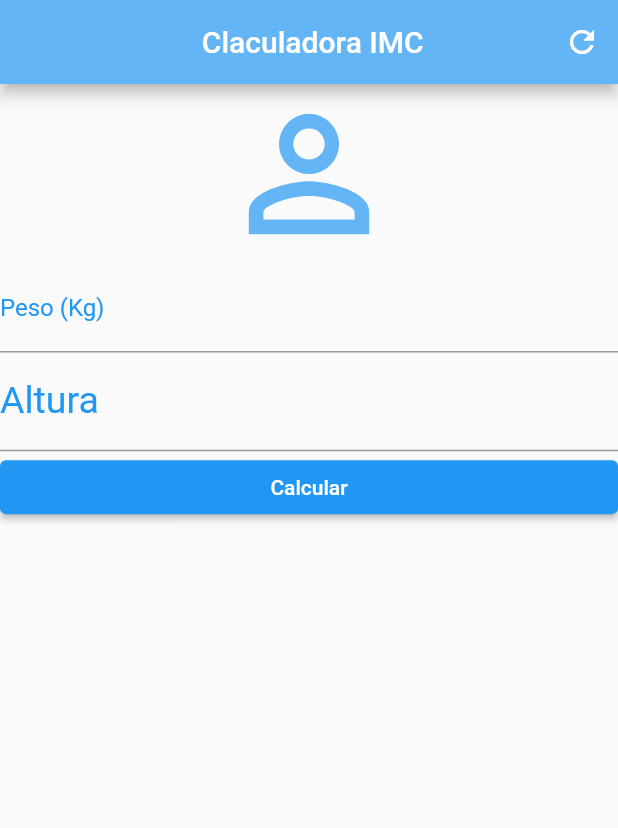
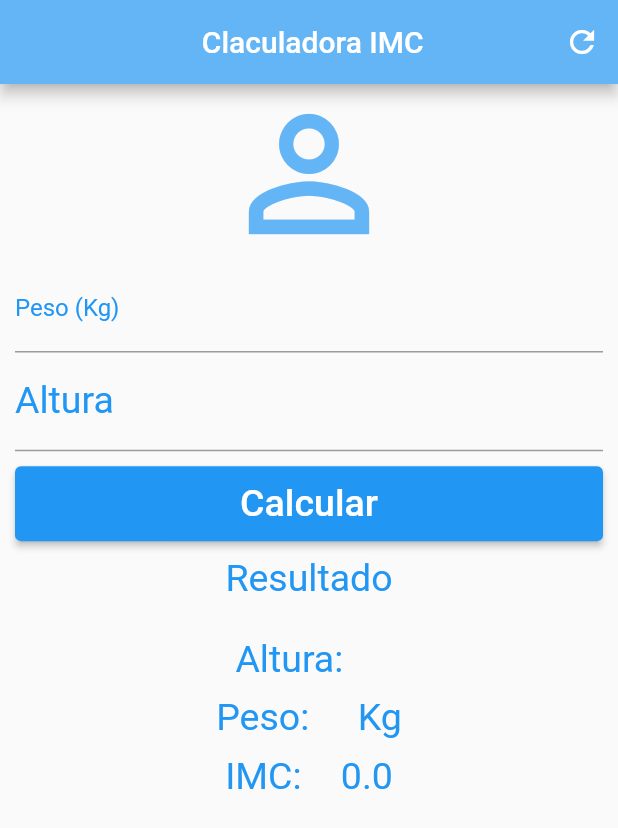
Before and after one commit to Igorgabriell32/Aplicativo-IMC, a Flutter app: the HomePage screen opened directly, after a tap on "Calcular", on a phone screen of 412 x 824 dp. Shown: the top 828 px of the screen. Run offline on Flutter 3.47's test engine with Material 2 defaults, Android fonts, the phone set to English and light mode, and no system bars; our stand-ins replace get.

Commit message:
:feat: subindo projeto

```diff
--- /dev/null
+++ b/app/lib/controller.dart
@@ -0,0 +1,38 @@
+import 'package:flutter/material.dart';
+import 'package:get/get.dart';
+import 'dart:io';
+
+class controllerIMC extends GetxController {
+  TextEditingController valorKg = TextEditingController();
+  TextEditingController valorAltura = TextEditingController();
+  Rx<double> imcfinal = 0.0.obs;
+  Rx<String> msg = ''.obs;
+
+  controllerIMC({valorKg = '0', valorAltura = 0});
+
+  calculaIMC() {
+    try {
+      double imc = 0.0;
+      double altura;
+      double peso;
+      var imcformatado = imc.toStringAsFixed(2);
+      altura = double.parse(valorAltura.text);
+      peso = double.parse(valorKg.text);
+      imc = peso / (altura * altura);
+      imcformatado = imc.toStringAsFixed(2);
+      imcfinal.value = double.parse(imcformatado);
+      if (imcfinal.value < 18.5) {
+        msg.value = 'Abaixo do peso';
+      } else if (imcfinal.value > 18.5 && imcfinal.value < 24.9) {
+        msg.value = 'Peso Normal';
+      } else if (imcfinal.value > 25 && imcfinal.value < 29.9) {
+        msg.value = 'Acima do Peso';
+      } else if (imcfinal.value > 30) {
+        msg.value = 'Obesidade';
+      }
+      update();
+    } catch (e) {
+      return e;
+    }
+  }
+}
--- a/app/lib/home.dart
+++ b/app/lib/home.dart
@@ -1,9 +1,12 @@
+import 'package:app/controller.dart';
 import 'package:flutter/material.dart';
 import 'package:flutter/src/widgets/framework.dart';
 import 'package:flutter/src/widgets/placeholder.dart';
+import 'package:get/get.dart';
 
 class HomePage extends StatelessWidget {
-  const HomePage({super.key});
+  HomePage({super.key});
+  final controller = Get.put(controllerIMC());
 
   @override
   Widget build(BuildContext context) {
@@ -14,12 +17,20 @@ class HomePage extends StatelessWidget {
           backgroundColor: Colors.blue.shade300,
           actions: <Widget>[
             IconButton(
-            onPressed: () {},
+              onPressed: () {
+                controller.imcfinal.value = 0.0;
+                controller.valorKg.text = '0.0';
+                controller.valorAltura.text = '0.0';
+              },
               icon: const Icon(Icons.refresh),
             ),
           ],
         ),
-      body: Column(
+        body: SingleChildScrollView(
+          padding: EdgeInsets.fromLTRB(10.0, 0.0, 10.0, 0.0),
+          child: GetBuilder<controllerIMC>(
+            builder: (_) {
+              return Column(
                 crossAxisAlignment: CrossAxisAlignment.stretch,
                 children: [
                   Icon(
@@ -27,28 +38,136 @@ class HomePage extends StatelessWidget {
                     color: Colors.blue.shade300,
                     size: 120,
                   ),
-          const TextField(
+                  TextField(
                     keyboardType: TextInputType.number,
-            decoration: InputDecoration(
+                    decoration: const InputDecoration(
                       labelText: "Peso (Kg)",
                       labelStyle: TextStyle(color: Colors.blue),
                     ),
                     textAlign: TextAlign.center,
-            style: TextStyle(color: Colors.blue),
+                    style: const TextStyle(color: Colors.blue),
+                    controller: controller.valorKg,
                   ),
-          const TextField(
-            decoration: InputDecoration(
+                  TextField(
+                    decoration: const InputDecoration(
                       labelText: "Altura",
                       labelStyle: TextStyle(color: Colors.blue, fontSize: 25.0),
                     ),
                     textAlign: TextAlign.center,
+                    controller: controller.valorAltura,
                   ),
-          ElevatedButton(
-            onPressed: () {},
-            child: Text('Calcular'),
+                  Padding(
+                    padding: const EdgeInsets.only(top: 10.0, bottom: 10.0),
+                    child: Container(
+                      height: 50,
+                      child: ElevatedButton(
+                        onPressed: () {
+                          controller.calculaIMC();
+                        },
+                        child: const Text(
+                          'Calcular',
+                          style: TextStyle(fontSize: 25.0),
+                        ),
+                      ),
+                    ),
+                  ),
+                  const Text(
+                    'Resultado',
+                    style: TextStyle(fontSize: 25, color: Colors.blue),
+                    textAlign: TextAlign.center,
+                  ),
+                  Padding(
+                    padding: const EdgeInsets.all(25.0),
+                    child: Column(
+                      mainAxisAlignment: MainAxisAlignment.center,
+                      children: [
+                        Row(
+                          mainAxisAlignment: MainAxisAlignment.center,
+                          children: [
+                            Text(
+                              'Altura: ',
+                              style:
+                                  TextStyle(fontSize: 25, color: Colors.blue),
+                              textAlign: TextAlign.start,
+                            ),
+                            SizedBox(
+                              width: 20,
+                            ),
+                            Text(
+                              '${controller.valorAltura.text}',
+                              style:
+                                  TextStyle(fontSize: 25, color: Colors.blue),
+                              textAlign: TextAlign.start,
+                            ),
+                          ],
+                        ),
+                        SizedBox(
+                          height: 10,
+                        ),
+                        Row(
+                          mainAxisAlignment: MainAxisAlignment.center,
+                          children: [
+                            Text(
+                              'Peso: ',
+                              style:
+                                  TextStyle(fontSize: 25, color: Colors.blue),
+                              textAlign: TextAlign.start,
+                            ),
+                            SizedBox(
+                              width: 20,
+                            ),
+                            Text(
+                              '${controller.valorKg.text + ' Kg'}',
+                              style:
+                                  TextStyle(fontSize: 25, color: Colors.blue),
+                              textAlign: TextAlign.start,
+                            ),
+                          ],
+                        ),
+                        SizedBox(
+                          height: 10,
+                        ),
+                        Row(
+                          mainAxisAlignment: MainAxisAlignment.center,
+                          children: [
+                            Text(
+                              'IMC: ',
+                              style:
+                                  TextStyle(fontSize: 25, color: Colors.blue),
+                              textAlign: TextAlign.start,
+                            ),
+                            SizedBox(
+                              width: 20,
+                            ),
+                            Text(
+                              '${controller.imcfinal.value}',
+                              style:
+                                  TextStyle(fontSize: 25, color: Colors.blue),
+                              textAlign: TextAlign.start,
+                            ),
+                          ],
+                        ),
+                        Padding(
+                          padding: const EdgeInsets.all(30.0),
+                          child: Row(
+                            mainAxisAlignment: MainAxisAlignment.center,
+                            children: [
+                              Text(
+                                '${controller.msg.value}',
+                                style:
+                                    TextStyle(fontSize: 25, color: Colors.blue),
+                                textAlign: TextAlign.start,
+                              ),
+                            ],
+                          ),
                         )
                       ],
                     ),
+                  ),
+                ],
               );
+            },
+          ),
+        ));
   }
 }
--- a/app/lib/main.dart
+++ b/app/lib/main.dart
@@ -1,6 +1,7 @@
 import 'package:app/home.dart';
 import 'package:flutter/material.dart';
+import 'package:get/get.dart';
 
 void main() {
-  runApp(MaterialApp(home: HomePage()));
+  runApp(GetMaterialApp(home: HomePage()));
 }
--- a/app/pubspec.yaml
+++ b/app/pubspec.yaml
@@ -32,13 +32,11 @@ dependencies:
     sdk: flutter
 
 
+
   # The following adds the Cupertino Icons font to your application.
   # Use with the CupertinoIcons class for iOS style icons.
   cupertino_icons: ^1.0.2
-
-dev_dependencies:
-  flutter_test:
-    sdk: flutter
+  get: ^4.6.5
 
   # The "flutter_lints" package below contains a set of recommended lints to
   # encourage good coding practices. The lint set provided by the package is
```
Also changed, not shown: app/pubspec.lock. Lines whose indentation alone changed are shown as unchanged.
